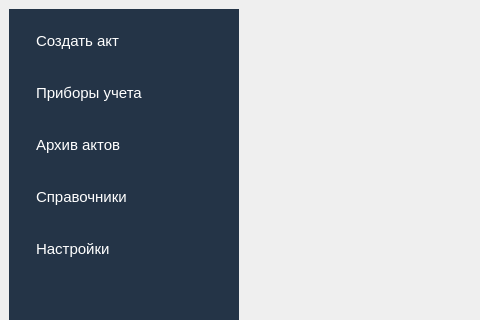
Qt form ui/mainwindow.ui (nikola240698/MeteringActs) before a commit; both pictures show x 0 to 480 and y 0 to 320 of the 941 by 692 pixel window.
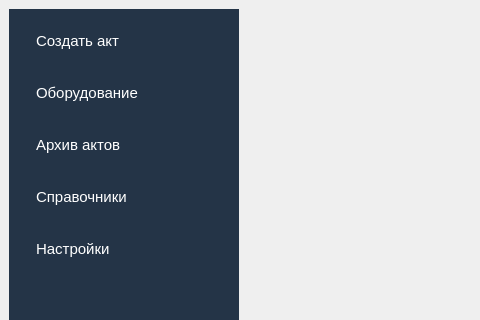
The same form after that commit.

Patch:
```diff
--- a/ui/mainwindow.ui
+++ b/ui/mainwindow.ui
@@ -73,7 +73,7 @@
            <item>
             <widget class="QPushButton" name="metersButton">
              <property name="text">
-              <string>Приборы учета</string>
+              <string>Оборудование</string>
              </property>
              <property name="checkable">
               <bool>true</bool>
```
